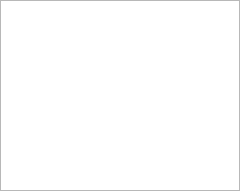
Before: the Qt Designer form timeline.ui in Benlamar/VideoPlayerWithTimeline, drawn with Qt 5.
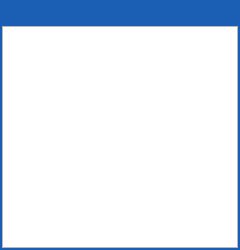
After: the same form once the commit is applied. Icons and pictures are not drawn.

Diff of the .ui file:
```diff
--- a/timeline.ui
+++ b/timeline.ui
@@ -7,7 +7,7 @@
     <x>0</x>
     <y>0</y>
     <width>240</width>
-    <height>191</height>
+    <height>250</height>
    </rect>
   </property>
   <property name="minimumSize">
@@ -25,6 +25,11 @@
   <property name="windowTitle">
    <string>TimelineNavigator</string>
   </property>
+  <property name="styleSheet">
+   <string notr="true">#TimelineNavigator{
+	background-color: rgb(26, 95, 180);
+}</string>
+  </property>
   <layout class="QGridLayout" name="gridLayout">
    <property name="leftMargin">
     <number>0</number>
@@ -45,17 +50,82 @@
        <number>0</number>
       </property>
       <property name="leftMargin">
-       <number>0</number>
+       <number>2</number>
       </property>
       <property name="topMargin">
-       <number>0</number>
+       <number>2</number>
       </property>
       <property name="rightMargin">
-       <number>0</number>
+       <number>2</number>
       </property>
       <property name="bottomMargin">
-       <number>0</number>
+       <number>2</number>
       </property>
+      <item>
+       <widget class="QFrame" name="handleFrame">
+        <property name="styleSheet">
+         <string notr="true">#closeButton{
+	padding:0px;
+}</string>
+        </property>
+        <layout class="QHBoxLayout" name="horizontalLayout">
+         <property name="spacing">
+          <number>0</number>
+         </property>
+         <property name="leftMargin">
+          <number>0</number>
+         </property>
+         <property name="topMargin">
+          <number>0</number>
+         </property>
+         <property name="rightMargin">
+          <number>0</number>
+         </property>
+         <property name="bottomMargin">
+          <number>4</number>
+         </property>
+         <item>
+          <spacer name="horizontalSpacer">
+           <property name="orientation">
+            <enum>Qt::Horizontal</enum>
+           </property>
+           <property name="sizeHint" stdset="0">
+            <size>
+             <width>40</width>
+             <height>20</height>
+            </size>
+           </property>
+          </spacer>
+         </item>
+         <item>
+          <widget class="QPushButton" name="closeButton">
+           <property name="sizePolicy">
+            <sizepolicy hsizetype="Fixed" vsizetype="Fixed">
+             <horstretch>0</horstretch>
+             <verstretch>0</verstretch>
+            </sizepolicy>
+           </property>
+           <property name="text">
+            <string/>
+           </property>
+           <property name="icon">
+            <iconset resource="resource.qrc">
+             <normaloff>:/images/icons/close.png</normaloff>:/images/icons/close.png</iconset>
+           </property>
+           <property name="iconSize">
+            <size>
+             <width>18</width>
+             <height>18</height>
+            </size>
+           </property>
+           <property name="flat">
+            <bool>true</bool>
+           </property>
+          </widget>
+         </item>
+        </layout>
+       </widget>
+      </item>
       <item>
        <widget class="QListView" name="listView"/>
       </item>
```
Left out of the diff: 4 changed lines with no effect on the pictures.
